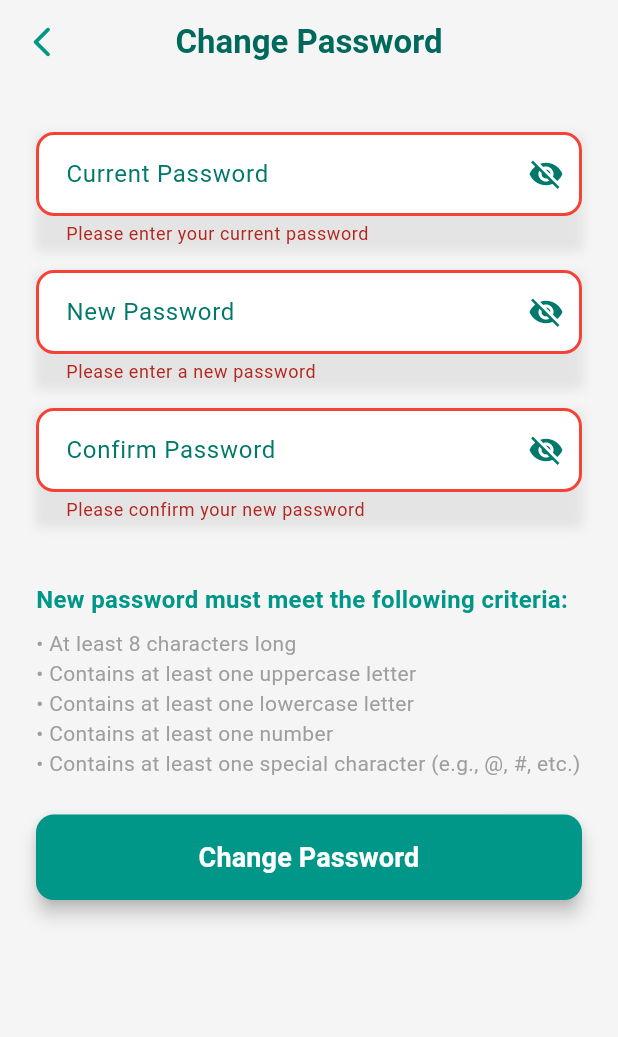
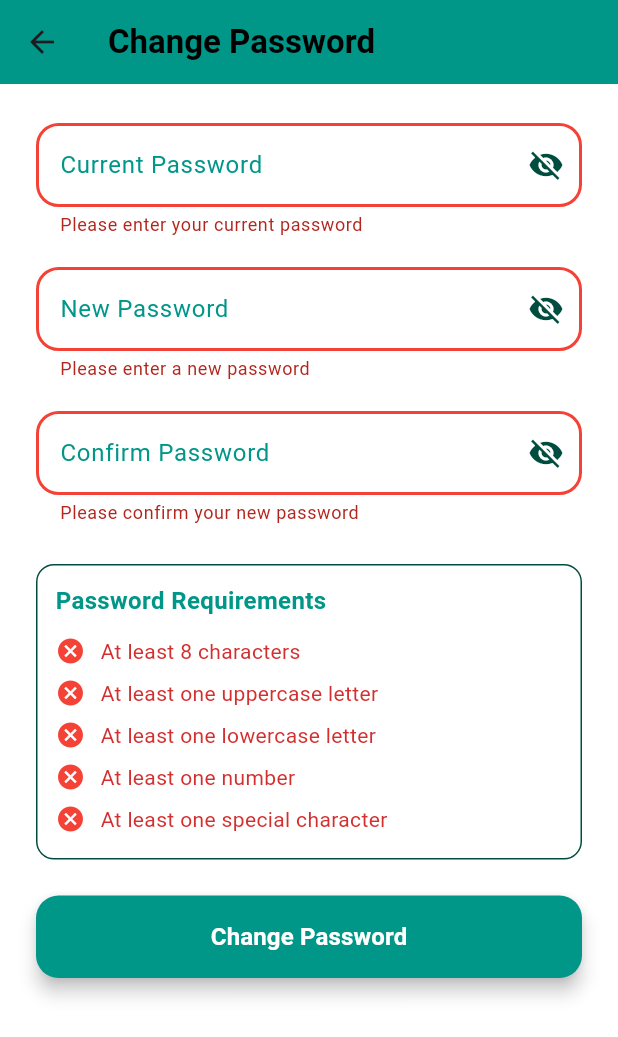
Before and after one commit to warsena/appointmentpractice, a Flutter app: the Changepassword screen opened directly, after a tap on "Change Password", on a phone screen of 412 x 824 dp. Shown: the top 1037 px of the screen. Run offline on Flutter 3.47's test engine with Material 3 defaults, Android fonts, the phone set to English and light mode, and no system bars; our stand-ins replace cloud_firestore, firebase_auth, firebase_core; accounts and stored records are empty.

Commit message:
change pass done

```diff
--- a/lib/Password/changepassword.dart
+++ b/lib/Password/changepassword.dart
@@ -1,4 +1,6 @@
 import 'package:flutter/material.dart';
+import 'package:cloud_firestore/cloud_firestore.dart';
+import 'package:firebase_auth/firebase_auth.dart';
 
 class Changepassword extends StatefulWidget {
   const Changepassword({super.key});
@@ -16,6 +18,13 @@ class _ChangepasswordState extends State<Changepassword> {
   bool _showNewPassword = false;
   bool _showConfirmPassword = false;
 
+  // Password validation flags
+  bool hasMinLength = false;
+  bool hasUppercase = false;
+  bool hasLowercase = false;
+  bool hasNumber = false;
+  bool hasSpecialChar = false;
+
   @override
   void dispose() {
     _currentPasswordController.dispose();
@@ -24,69 +33,54 @@ class _ChangepasswordState extends State<Changepassword> {
     super.dispose();
   }
 
-  // Custom password input field
+  void _validatePasswordConditions(String password) {
+    setState(() {
+      hasMinLength = password.length >= 8;
+      hasUppercase = password.contains(RegExp(r'[A-Z]'));
+      hasLowercase = password.contains(RegExp(r'[a-z]'));
+      hasNumber = password.contains(RegExp(r'\d'));
+      hasSpecialChar = password.contains(RegExp(r'[!@#$%^&*(),.?":{}|<>]'));
+    });
+  }
+
   Widget _buildPasswordField({
   required TextEditingController controller,
   required String labelText,
   required bool showPassword,
   required void Function() toggleVisibility,
   required String? Function(String?)? validator,
+  void Function(String)? onChanged,
 }) {
   return Container(
-      margin: const EdgeInsets.symmetric(vertical: 8),
-      decoration: BoxDecoration(
-        boxShadow: [
-          BoxShadow(
-            color: Colors.grey.withOpacity(0.2),
-            spreadRadius: 1,
-            blurRadius: 5,
-            offset: const Offset(0, 3),
-          ),
-        ],
-      ),
+    margin: const EdgeInsets.symmetric(vertical: 10),
     child: TextFormField(
       controller: controller,
       obscureText: !showPassword,
-        style: const TextStyle(
-          color: Colors.black87,
-          fontSize: 16,
-        ),
+      onChanged: onChanged,
+      style: const TextStyle(fontSize: 16, color: Colors.black87),
       decoration: InputDecoration(
         labelText: labelText,
-          labelStyle: TextStyle(
-            color: Colors.teal.shade700,
-            fontSize: 16,
-          ),
+        labelStyle: const TextStyle(color: Colors.teal),
         filled: true,
-          fillColor: Colors.white,
-          contentPadding: const EdgeInsets.symmetric(
-            horizontal: 16,
-            vertical: 16,
-          ),
+        fillColor: Colors.white, // Changed from Colors.teal[50] to Colors.white
         suffixIcon: IconButton(
           onPressed: toggleVisibility,
           icon: Icon(
             showPassword ? Icons.visibility : Icons.visibility_off,
-              color: Colors.teal.shade700,
+            color: Colors.teal[900],
           ),
         ),
-          border: OutlineInputBorder(
-            borderRadius: BorderRadius.circular(12),
-            borderSide: BorderSide.none,
+        enabledBorder: OutlineInputBorder(
+          borderRadius: BorderRadius.circular(15),
+          borderSide: BorderSide(color: Colors.teal[900]!),
         ),
         focusedBorder: OutlineInputBorder(
-            borderRadius: BorderRadius.circular(12),
-            borderSide: BorderSide(
-              color: Colors.teal.shade700,
-              width: 2,
-            ),
+          borderRadius: BorderRadius.circular(15),
+          borderSide: BorderSide(color: Colors.teal[900]!, width: 2),
         ),
         errorBorder: OutlineInputBorder(
-            borderRadius: BorderRadius.circular(12),
-            borderSide: const BorderSide(
-              color: Colors.red,
-              width: 2,
-            ),
+          borderRadius: BorderRadius.circular(15),
+          borderSide: const BorderSide(color: Colors.red, width: 2),
         ),
       ),
       validator: validator,
@@ -94,41 +88,107 @@ class _ChangepasswordState extends State<Changepassword> {
   );
 }
 
-  // Strong password validator using a regular expression
-  String? _validatePassword(String? value) {
-    if (value == null || value.isEmpty) {
-      return 'Please enter a new password';
+
+  Widget _buildPasswordChecklist() {
+    return Container(
+      padding: const EdgeInsets.all(12),
+      decoration: BoxDecoration(
+        color: Colors.white,
+        borderRadius: BorderRadius.circular(12),
+        border: Border.all(color: Colors.teal[900]!),
+      ),
+      child: Column(
+        crossAxisAlignment: CrossAxisAlignment.start,
+        children: [
+          const Text(
+            'Password Requirements',
+            style: TextStyle(
+              fontWeight: FontWeight.bold,
+              fontSize: 16,
+              color: Colors.teal,
+            ),
+          ),
+          const SizedBox(height: 8),
+          _buildChecklistItem('At least 8 characters', hasMinLength),
+          _buildChecklistItem('At least one uppercase letter', hasUppercase),
+          _buildChecklistItem('At least one lowercase letter', hasLowercase),
+          _buildChecklistItem('At least one number', hasNumber),
+          _buildChecklistItem('At least one special character', hasSpecialChar),
+        ],
+      ),
+    );
   }
-    // Regular expression for a strong password
-    final passwordRegex = RegExp(r'^(?=.*[a-z])(?=.*[A-Z])(?=.*\d)(?=.*[!@#$%^&*])[A-Za-z\d!@#$%^&*]{8,}$');
-    if (!passwordRegex.hasMatch(value)) {
-      return 'Password must be at least 8 characters long, include one uppercase letter, one lowercase letter, one number, and one special character';
+
+  Widget _buildChecklistItem(String text, bool isValid) {
+    return Padding(
+      padding: const EdgeInsets.symmetric(vertical: 4),
+      child: Row(
+        children: [
+          Icon(
+            isValid ? Icons.check_circle : Icons.cancel,
+            color: isValid ? Colors.green : Colors.red,
+            size: 20,
+          ),
+          const SizedBox(width: 10),
+          Expanded(
+            child: Text(
+              text,
+              style: TextStyle(
+                color: isValid ? Colors.green.shade700 : Colors.red.shade700,
+                fontSize: 14,
+              ),
+            ),
+          ),
+        ],
+      ),
+    );
   }
-    return null;
+
+  Future<void> _updatePassword() async {
+    try {
+      final String userId = FirebaseAuth.instance.currentUser!.uid;
+      await FirebaseFirestore.instance.collection('User').doc(userId).update({
+        'User_Password': _newPasswordController.text,
+        'User_Confirm_Password': _confirmPasswordController.text,
+      });
+
+      ScaffoldMessenger.of(context).showSnackBar(
+        const SnackBar(
+          content: Text('Password changed successfully'),
+          backgroundColor: Colors.grey,
+        ),
+      );
+
+      Navigator.pop(context);
+    } catch (e) {
+      ScaffoldMessenger.of(context).showSnackBar(
+        SnackBar(
+          content: Text('Error: ${e.toString()}'),
+          backgroundColor: Colors.red.shade600,
+        ),
+      );
+    }
   }
 
   @override
   Widget build(BuildContext context) {
     return Scaffold(
-      backgroundColor: Colors.grey.shade100,
+      backgroundColor: Colors.white,
       appBar: AppBar(
-        title: const Text('Change Password'),
-        backgroundColor: Colors.transparent,
-        elevation: 0,
-        leading: IconButton(
-          icon: const Icon(Icons.arrow_back_ios_new_rounded, color: Colors.teal),
-          onPressed: () => Navigator.pop(context),
-        ),
-        centerTitle: true,
-        titleTextStyle: TextStyle(
-          color: Colors.teal.shade800,
-          fontSize: 22,
+        title: const Text(
+          'Change Password',
+          style: TextStyle(
             fontWeight: FontWeight.bold,
+            color: Colors.black,
           ),
         ),
-      body: SingleChildScrollView(
-        child: Padding(
-          padding: const EdgeInsets.all(24.0),
+        backgroundColor: Colors.teal,
+        elevation: 0,
+        centerTitle: false,
+      ),
+      body: SafeArea(
+        child: SingleChildScrollView(
+          padding: const EdgeInsets.symmetric(horizontal: 24, vertical: 16),
           child: Form(
             key: _formKey,
             child: Column(
@@ -152,7 +212,7 @@ class _ChangepasswordState extends State<Changepassword> {
                   },
                 ),
 
-                // New Password Field with strong password validation
+                // New Password Field
                 _buildPasswordField(
                   controller: _newPasswordController,
                   labelText: 'New Password',
@@ -162,7 +222,13 @@ class _ChangepasswordState extends State<Changepassword> {
                       _showNewPassword = !_showNewPassword;
                     });
                   },
-                  validator: _validatePassword,
+                  validator: (value) {
+                    if (value == null || value.isEmpty) {
+                      return 'Please enter a new password';
+                    }
+                    return null;
+                  },
+                  onChanged: _validatePasswordConditions,
                 ),
 
                 // Confirm Password Field
@@ -186,71 +252,35 @@ class _ChangepasswordState extends State<Changepassword> {
                   },
                 ),
 
+                const SizedBox(height: 16),
+
+                // Password Checklist
+                _buildPasswordChecklist(),
+
                 const SizedBox(height: 24),
 
-                // New Password Guidelines below Confirm Password
-                const Padding(
-                  padding: EdgeInsets.symmetric(vertical: 8.0),
-                  child: Text(
-                    'New password must meet the following criteria:',
-                    style: TextStyle(
-                      color: Colors.teal,
-                      fontSize: 16,
-                      fontWeight: FontWeight.bold,
-                    ),
-                  ),
-                ),
-                const Text(
-                  '• At least 8 characters long\n'
-                  '• Contains at least one uppercase letter\n'
-                  '• Contains at least one lowercase letter\n'
-                  '• Contains at least one number\n'
-                  '• Contains at least one special character (e.g., @, #, etc.)',
-                  style: TextStyle(
-                    color: Colors.grey,
-                    fontSize: 14,
-                  ),
-                ),
-
-                const SizedBox(height: 24), // Space before the button
-
-                // Change Password Button with criteria info in the text
+                // Change Password Button
                 ElevatedButton(
                   onPressed: () {
                     if (_formKey.currentState!.validate()) {
-                      // Handle password change logic here
-                      ScaffoldMessenger.of(context).showSnackBar(
-                        SnackBar(
-                          content: const Text('Password changed successfully'),
-                          backgroundColor: Colors.teal.shade700,
-                          behavior: SnackBarBehavior.floating,
-                          shape: RoundedRectangleBorder(
-                            borderRadius: BorderRadius.circular(10),
-                          ),
-                        ),
-                      );
+                      _updatePassword();
                     }
                   },
                   style: ElevatedButton.styleFrom(
                     backgroundColor: Colors.teal,
-                    padding: const EdgeInsets.symmetric(
-                      horizontal: 20.0,
-                      vertical: 15.0,
-                    ),
+                    padding: const EdgeInsets.symmetric(vertical: 16),
                     shape: RoundedRectangleBorder(
-                      borderRadius: BorderRadius.circular(12),
+                      borderRadius: BorderRadius.circular(15),
                     ),
                     elevation: 5,
                   ),
                   child: const Text(
                     'Change Password',
                     style: TextStyle(
-                      fontSize: 18,
+                      fontSize: 16,
+                      fontWeight: FontWeight.bold,
                       color: Colors.white,
-                      fontWeight: FontWeight.bold,
-                      height: 1.5,  // To ensure the text lines are spaced
                     ),
-                    textAlign: TextAlign.center,
                   ),
                 ),
               ],
```
Lines whose indentation alone changed are shown as unchanged.
